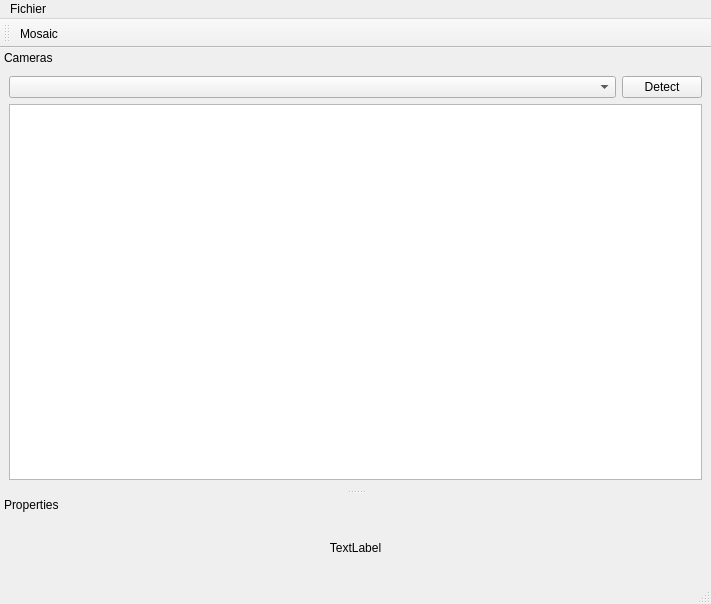
Before: the Qt Designer form ProjetNorvege/mainwindow.ui in Antoinephi/Project-Norway, drawn with Qt 5.
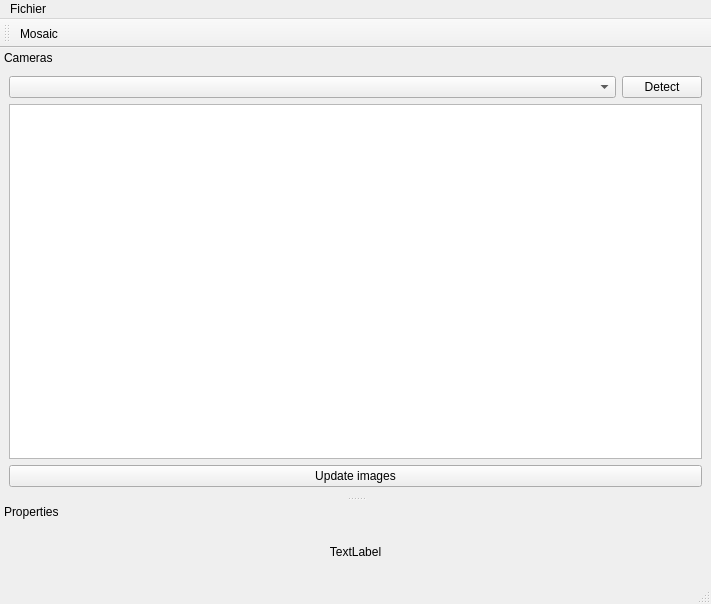
After: the same form once the commit is applied.

The edit to the form file:
```diff
--- a/ProjetNorvege/mainwindow.ui
+++ b/ProjetNorvege/mainwindow.ui
@@ -114,6 +114,13 @@
 	   </attribute>
 	  </widget>
 	 </item>
+     <item>
+      <widget class="QPushButton" name="pushButton">
+       <property name="text">
+        <string>Update images</string>
+       </property>
+      </widget>
+     </item>
 	</layout>
    </widget>
   </widget>
```
Lines whose indentation alone changed are shown as unchanged.
